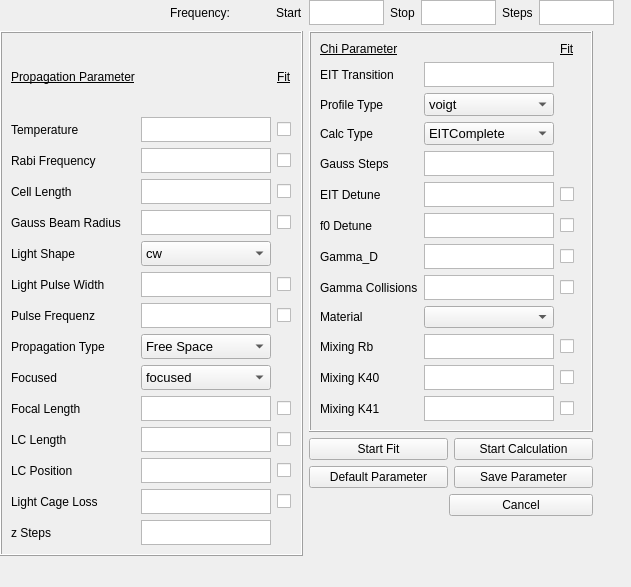
Above: spectralEIT/ui/Linux_configurationTab.ui from ritterdo/spectralEIT before the change. Below: the same form after it.
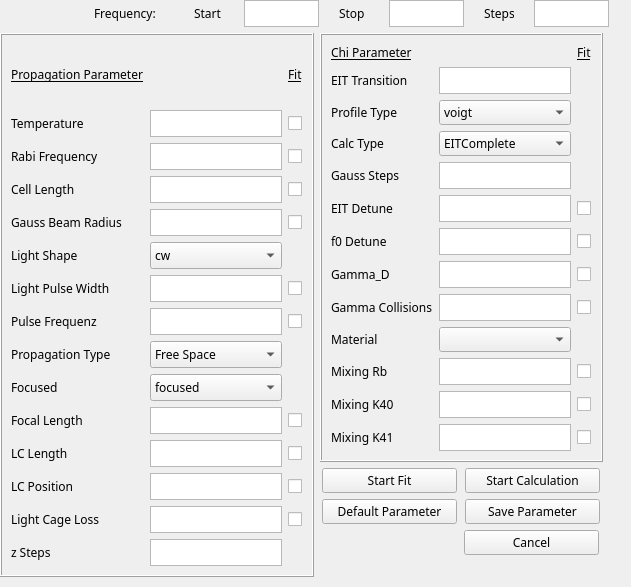
That is the form after the change.

Commit message: Optimize layout

The edit to the form file:
```diff
--- a/spectralEIT/ui/Linux_configurationTab.ui
+++ b/spectralEIT/ui/Linux_configurationTab.ui
@@ -21,10 +21,15 @@
     <rect>
      <x>0</x>
      <y>0</y>
-     <width>654</width>
+     <width>664</width>
      <height>600</height>
     </rect>
    </property>
+   <property name="font">
+    <font>
+     <pointsize>9</pointsize>
+    </font>
+   </property>
    <layout class="QVBoxLayout" name="verticalLayout">
     <item>
      <layout class="QHBoxLayout" name="horizontalLayout_4">
@@ -33,9 +38,12 @@
         <property name="orientation">
          <enum>Qt::Horizontal</enum>
         </property>
+        <property name="sizeType">
+         <enum>QSizePolicy::Fixed</enum>
+        </property>
         <property name="sizeHint" stdset="0">
          <size>
-          <width>40</width>
+          <width>80</width>
           <height>20</height>
          </size>
         </property>
@@ -49,33 +57,23 @@
           <verstretch>0</verstretch>
          </sizepolicy>
         </property>
+        <property name="maximumSize">
+         <size>
+          <width>80</width>
+          <height>27</height>
+         </size>
+        </property>
+        <property name="font">
+         <font>
+          <family>Noto Sans</family>
+          <pointsize>9</pointsize>
+         </font>
+        </property>
         <property name="text">
          <string>Frequency:</string>
         </property>
        </widget>
       </item>
-      <item>
-       <spacer name="horizontalSpacer_5">
-        <property name="sizePolicy">
-         <sizepolicy hsizetype="Minimum" vsizetype="Minimum">
-          <horstretch>0</horstretch>
-          <verstretch>0</verstretch>
-         </sizepolicy>
-        </property>
-        <property name="orientation">
-         <enum>Qt::Horizontal</enum>
-        </property>
-        <property name="sizeType">
-         <enum>QSizePolicy::Minimum</enum>
-        </property>
-        <property name="sizeHint" stdset="0">
-         <size>
-          <width>40</width>
-          <height>20</height>
-         </size>
-        </property>
-       </spacer>
-      </item>
       <item>
        <widget class="QLabel" name="label_par_freqStart">
         <property name="sizePolicy">
@@ -87,9 +85,15 @@
         <property name="maximumSize">
          <size>
           <width>30</width>
-          <height>16777215</height>
+          <height>27</height>
          </size>
         </property>
+        <property name="font">
+         <font>
+          <family>Noto Sans</family>
+          <pointsize>9</pointsize>
+         </font>
+        </property>
         <property name="text">
          <string>Start</string>
         </property>
@@ -106,12 +110,12 @@
         <property name="maximumSize">
          <size>
           <width>75</width>
-          <height>25</height>
+          <height>27</height>
          </size>
         </property>
         <property name="font">
          <font>
-          <family>Ubuntu</family>
+          <family>Noto Sans</family>
           <pointsize>9</pointsize>
          </font>
         </property>
@@ -130,10 +134,16 @@
         </property>
         <property name="maximumSize">
          <size>
-          <width>1677215</width>
-          <height>16777215</height>
+          <width>30</width>
+          <height>27</height>
          </size>
         </property>
+        <property name="font">
+         <font>
+          <family>Noto Sans</family>
+          <pointsize>9</pointsize>
+         </font>
+        </property>
         <property name="text">
          <string>Stop</string>
         </property>
@@ -150,12 +160,12 @@
         <property name="maximumSize">
          <size>
           <width>75</width>
-          <height>25</height>
+          <height>27</height>
          </size>
         </property>
         <property name="font">
          <font>
-          <family>Ubuntu</family>
+          <family>Noto Sans</family>
           <pointsize>9</pointsize>
          </font>
         </property>
@@ -174,10 +184,16 @@
         </property>
         <property name="maximumSize">
          <size>
-          <width>1677215</width>
-          <height>16777215</height>
+          <width>30</width>
+          <height>27</height>
          </size>
         </property>
+        <property name="font">
+         <font>
+          <family>Noto Sans</family>
+          <pointsize>9</pointsize>
+         </font>
+        </property>
         <property name="text">
          <string>Steps</string>
         </property>
@@ -194,12 +210,12 @@
         <property name="maximumSize">
          <size>
           <width>75</width>
-          <height>25</height>
+          <height>27</height>
          </size>
         </property>
         <property name="font">
          <font>
-          <family>Ubuntu</family>
+          <family>Noto Sans</family>
           <pointsize>9</pointsize>
          </font>
         </property>
@@ -214,7 +230,7 @@
          <enum>Qt::Horizontal</enum>
         </property>
         <property name="sizeType">
-         <enum>QSizePolicy::Minimum</enum>
+         <enum>QSizePolicy::Maximum</enum>
         </property>
         <property name="sizeHint" stdset="0">
          <size>
@@ -252,13 +268,13 @@
              </property>
              <property name="maximumSize">
               <size>
-               <width>130</width>
-               <height>25</height>
+               <width>132</width>
+               <height>27</height>
               </size>
              </property>
              <property name="font">
               <font>
-               <family>Ubuntu</family>
+               <family>Noto Sans</family>
                <pointsize>9</pointsize>
               </font>
              </property>
@@ -278,6 +294,12 @@
                <verstretch>0</verstretch>
               </sizepolicy>
              </property>
+             <property name="font">
+              <font>
+               <family>Noto Sans</family>
+               <pointsize>9</pointsize>
+              </font>
+             </property>
              <property name="cursor">
               <cursorShape>PointingHandCursor</cursorShape>
              </property>
@@ -329,6 +351,12 @@
                <verstretch>0</verstretch>
               </sizepolicy>
              </property>
+             <property name="font">
+              <font>
+               <family>Noto Sans</family>
+               <pointsize>9</pointsize>
+              </font>
+             </property>
              <property name="cursor">
               <cursorShape>PointingHandCursor</cursorShape>
              </property>
@@ -350,13 +378,13 @@
              </property>
              <property name="maximumSize">
               <size>
-               <width>130</width>
-               <height>25</height>
+               <width>132</width>
+               <height>27</height>
               </size>
              </property>
              <property name="font">
               <font>
-               <family>Ubuntu</family>
+               <family>Noto Sans</family>
                <pointsize>9</pointsize>
               </font>
              </property>
@@ -378,13 +406,13 @@
              </property>
              <property name="maximumSize">
               <size>
-               <width>130</width>
-               <height>25</height>
+               <width>132</width>
+               <height>27</height>
               </size>
              </property>
              <property name="font">
               <font>
-               <family>Ubuntu</family>
+               <family>Noto Sans</family>
                <pointsize>9</pointsize>
               </font>
              </property>
@@ -406,13 +434,13 @@
              </property>
              <property name="maximumSize">
               <size>
-               <width>130</width>
-               <height>25</height>
+               <width>132</width>
+               <height>27</height>
               </size>
              </property>
              <property name="font">
               <font>
-               <family>Ubuntu</family>
+               <family>Noto Sans</family>
                <pointsize>9</pointsize>
               </font>
              </property>
@@ -447,13 +475,13 @@
              </property>
              <property name="maximumSize">
               <size>
-               <width>130</width>
-               <height>25</height>
+               <width>132</width>
+               <height>27</height>
               </size>
              </property>
              <property name="font">
               <font>
-               <family>Ubuntu</family>
+               <family>Noto Sans</family>
                <pointsize>9</pointsize>
               </font>
              </property>
@@ -473,6 +501,12 @@
                <verstretch>0</verstretch>
               </sizepolicy>
              </property>
+             <property name="font">
+              <font>
+               <family>Noto Sans</family>
+               <pointsize>9</pointsize>
+              </font>
+             </property>
              <property name="cursor">
               <cursorShape>PointingHandCursor</cursorShape>
              </property>
@@ -510,13 +544,13 @@
              </property>
              <property name="maximumSize">
               <size>
-               <width>130</width>
-               <height>25</height>
+               <width>132</width>
+               <height>27</height>
               </size>
              </property>
              <property name="font">
               <font>
-               <family>Ubuntu</family>
+               <family>Noto Sans</family>
                <pointsize>9</pointsize>
               </font>
              </property>
@@ -536,6 +570,12 @@
                <verstretch>0</verstretch>
               </sizepolicy>
              </property>
+             <property name="font">
+              <font>
+               <family>Noto Sans</family>
+               <pointsize>9</pointsize>
+              </font>
+             </property>
              <property name="cursor">
               <cursorShape>PointingHandCursor</cursorShape>
              </property>
@@ -555,6 +595,12 @@
                <verstretch>0</verstretch>
               </sizepolicy>
              </property>
+             <property name="font">
+              <font>
+               <family>Noto Sans</family>
+               <pointsize>9</pointsize>
+              </font>
+             </property>
              <property name="cursor">
               <cursorShape>PointingHandCursor</cursorShape>
              </property>
@@ -590,6 +636,12 @@
                <verstretch>0</verstretch>
               </sizepolicy>
              </property>
+             <property name="font">
+              <font>
+               <family>Noto Sans</family>
+               <pointsize>9</pointsize>
+              </font>
+             </property>
              <property name="cursor">
               <cursorShape>PointingHandCursor</cursorShape>
              </property>
@@ -609,6 +661,12 @@
                <verstretch>0</verstretch>
               </sizepolicy>
              </property>
+             <property name="font">
+              <font>
+               <family>Noto Sans</family>
+               <pointsize>9</pointsize>
+              </font>
+             </property>
              <property name="cursor">
               <cursorShape>PointingHandCursor</cursorShape>
              </property>
@@ -646,13 +704,13 @@
              </property>
              <property name="maximumSize">
               <size>
-               <width>130</width>
-               <height>25</height>
+               <width>132</width>
+               <height>27</height>
               </size>
              </property>
              <property name="font">
               <font>
-               <family>Ubuntu</family>
+               <family>Noto Sans</family>
                <pointsize>9</pointsize>
               </font>
              </property>
@@ -665,13 +723,14 @@
             <widget class="QComboBox" name="comboBox_lightShape">
              <property name="maximumSize">
               <size>
-               <width>130</width>
-               <height>25</height>
+               <width>132</width>
+               <height>27</height>
               </size>
              </property>
              <property name="font">
               <font>
-               <pointsize>10</pointsize>
+               <family>Noto Sans</family>
+               <pointsize>9</pointsize>
               </font>
              </property>
              <item>
@@ -696,13 +755,13 @@
              </property>
              <property name="maximumSize">
               <size>
-               <width>130</width>
-               <height>25</height>
+               <width>132</width>
+               <height>27</height>
               </size>
              </property>
              <property name="font">
               <font>
-               <family>Ubuntu</family>
+               <family>Noto Sans</family>
                <pointsize>9</pointsize>
               </font>
              </property>
@@ -724,13 +783,13 @@
              </property>
              <property name="maximumSize">
               <size>
-               <width>130</width>
-               <height>25</height>
+               <width>132</width>
+               <height>27</height>
               </size>
              </property>
              <property name="font">
               <font>
-               <family>Ubuntu</family>
+               <family>Noto Sans</family>
                <pointsize>9</pointsize>
               </font>
              </property>
@@ -750,6 +809,12 @@
                <verstretch>0</verstretch>
               </sizepolicy>
              </property>
+             <property name="font">
+              <font>
+               <family>Noto Sans</family>
+               <pointsize>9</pointsize>
+              </font>
+             </property>
              <property name="cursor">
               <cursorShape>PointingHandCursor</cursorShape>
              </property>
@@ -769,6 +834,12 @@
                <verstretch>0</verstretch>
               </sizepolicy>
              </property>
+             <property name="font">
+              <font>
+               <family>Noto Sans</family>
+               <pointsize>9</pointsize>
+              </font>
+             </property>
              <property name="cursor">
               <cursorShape>PointingHandCursor</cursorShape>
              </property>
@@ -804,6 +875,12 @@
                <verstretch>0</verstretch>
               </sizepolicy>
              </property>
+             <property name="font">
+              <font>
+               <family>Noto Sans</family>
+               <pointsize>9</pointsize>
+              </font>
+             </property>
              <property name="cursor">
               <cursorShape>PointingHandCursor</cursorShape>
              </property>
@@ -825,13 +902,13 @@
              </property>
              <property name="maximumSize">
               <size>
-               <width>130</width>
-               <height>25</height>
+               <width>132</width>
+               <height>27</height>
               </size>
              </property>
              <property name="font">
               <font>
-               <family>Ubuntu</family>
+               <family>Noto Sans</family>
                <pointsize>9</pointsize>
               </font>
              </property>
@@ -853,13 +930,14 @@
              </property>
              <property name="maximumSize">
               <size>
-               <width>130</width>
-               <height>25</height>
+               <width>132</width>
+               <height>27</height>
               </size>
              </property>
              <property name="font">
               <font>
-               <pointsize>10</pointsize>
+               <family>Noto Sans</family>
+               <pointsize>9</pointsize>
               </font>
              </property>
              <item>
@@ -882,6 +960,12 @@
                <verstretch>0</verstretch>
               </sizepolicy>
              </property>
+             <property name="font">
+              <font>
+               <family>Noto Sans</family>
+               <pointsize>9</pointsize>
+              </font>
+             </property>
              <property name="cursor">
               <cursorShape>PointingHandCursor</cursorShape>
              </property>
@@ -917,6 +1001,12 @@
                <verstretch>0</verstretch>
               </sizepolicy>
              </property>
+             <property name="font">
+              <font>
+               <family>Noto Sans</family>
+               <pointsize>9</pointsize>
+              </font>
+             </property>
              <property name="cursor">
               <cursorShape>PointingHandCursor</cursorShape>
              </property>
@@ -936,6 +1026,12 @@
                <verstretch>0</verstretch>
               </sizepolicy>
              </property>
+             <property name="font">
+              <font>
+               <family>Noto Sans</family>
+               <pointsize>9</pointsize>
+              </font>
+             </property>
              <property name="cursor">
               <cursorShape>PointingHandCursor</cursorShape>
              </property>
@@ -957,13 +1053,14 @@
              </property>
              <property name="maximumSize">
               <size>
-               <width>130</width>
-               <height>25</height>
+               <width>132</width>
+               <height>27</height>
               </size>
              </property>
              <property name="font">
               <font>
-               <pointsize>10</pointsize>
+               <family>Noto Sans</family>
+               <pointsize>9</pointsize>
               </font>
              </property>
              <item>
@@ -1020,13 +1117,13 @@
              </property>
              <property name="maximumSize">
               <size>
-               <width>130</width>
-               <height>25</height>
+               <width>132</width>
+               <height>27</height>
               </size>
              </property>
              <property name="font">
               <font>
-               <family>Ubuntu</family>
+               <family>Noto Sans</family>
                <pointsize>9</pointsize>
               </font>
              </property>
@@ -1046,6 +1143,12 @@
                <verstretch>0</verstretch>
               </sizepolicy>
              </property>
+             <property name="font">
+              <font>
+               <family>Noto Sans</family>
+               <pointsize>9</pointsize>
+              </font>
+             </property>
              <property name="cursor">
               <cursorShape>PointingHandCursor</cursorShape>
              </property>
@@ -1067,6 +1170,8 @@
              </property>
              <property name="font">
               <font>
+               <family>Noto Sans</family>
+               <pointsize>9</pointsize>
                <underline>true</underline>
               </font>
              </property>
@@ -1085,6 +1190,8 @@
              </property>
              <property name="font">
               <font>
+               <family>Noto Sans</family>
+               <pointsize>9</pointsize>
                <underline>true</underline>
               </font>
              </property>
@@ -1130,13 +1237,13 @@
                </property>
                <property name="maximumSize">
                 <size>
-                 <width>130</width>
-                 <height>25</height>
+                 <width>132</width>
+                 <height>27</height>
                 </size>
                </property>
                <property name="font">
                 <font>
-                 <family>Ubuntu</family>
+                 <family>Noto Sans</family>
                  <pointsize>9</pointsize>
                 </font>
                </property>
@@ -1158,13 +1265,13 @@
                </property>
                <property name="maximumSize">
                 <size>
-                 <width>130</width>
-                 <height>25</height>
+                 <width>132</width>
+                 <height>27</height>
                 </size>
                </property>
                <property name="font">
                 <font>
-                 <family>Ubuntu</family>
+                 <family>Noto Sans</family>
                  <pointsize>9</pointsize>
                 </font>
                </property>
@@ -1184,6 +1291,12 @@
                  <verstretch>0</verstretch>
                 </sizepolicy>
                </property>
+               <property name="font">
+                <font>
+                 <family>Noto Sans</family>
+                 <pointsize>9</pointsize>
+                </font>
+               </property>
                <property name="cursor">
                 <cursorShape>PointingHandCursor</cursorShape>
                </property>
@@ -1205,13 +1318,13 @@
                </property>
                <property name="maximumSize">
                 <size>
-                 <width>130</width>
-                 <height>25</height>
+                 <width>132</width>
+                 <height>27</height>
                 </size>
                </property>
                <property name="font">
                 <font>
-                 <family>Ubuntu</family>
+                 <family>Noto Sans</family>
                  <pointsize>9</pointsize>
                 </font>
                </property>
@@ -1231,6 +1344,12 @@
                  <verstretch>0</verstretch>
                 </sizepolicy>
                </property>
+               <property name="font">
+                <font>
+                 <family>Noto Sans</family>
+                 <pointsize>9</pointsize>
+                </font>
+               </property>
                <property name="cursor">
                 <cursorShape>PointingHandCursor</cursorShape>
                </property>
@@ -1252,13 +1371,13 @@
                </property>
                <property name="maximumSize">
                 <size>
-                 <width>130</width>
-                 <height>25</height>
+                 <width>132</width>
+                 <height>27</height>
                 </size>
                </property>
                <property name="font">
                 <font>
-                 <family>Ubuntu</family>
+                 <family>Noto Sans</family>
                  <pointsize>9</pointsize>
                 </font>
                </property>
@@ -1272,6 +1391,12 @@
                  <verstretch>0</verstretch>
                 </sizepolicy>
                </property>
+               <property name="font">
+                <font>
+                 <family>Noto Sans</family>
+                 <pointsize>9</pointsize>
+                </font>
+               </property>
                <property name="cursor">
                 <cursorShape>PointingHandCursor</cursorShape>
                </property>
@@ -1293,13 +1418,14 @@
                </property>
                <property name="maximumSize">
                 <size>
-                 <width>130</width>
-                 <height>25</height>
+                 <width>132</width>
+                 <height>27</height>
                 </size>
                </property>
                <property name="font">
                 <font>
-                 <pointsize>10</pointsize>
+                 <family>Noto Sans</family>
+                 <pointsize>9</pointsize>
                 </font>
                </property>
                <item>
@@ -1344,13 +1470,13 @@
                </property>
                <property name="maximumSize">
                 <size>
-                 <width>130</width>
-                 <height>25</height>
+                 <width>132</width>
+                 <height>27</height>
                 </size>
                </property>
                <property name="font">
                 <font>
-                 <family>Ubuntu</family>
+                 <family>Noto Sans</family>
                  <pointsize>9</pointsize>
                 </font>
                </property>
@@ -1372,13 +1498,13 @@
                </property>
                <property name="maximumSize">
                 <size>
-                 <width>130</width>
-                 <height>25</height>
+                 <width>132</width>
+                 <height>27</height>
                 </size>
                </property>
                <property name="font">
                 <font>
-                 <family>Ubuntu</family>
+                 <family>Noto Sans</family>
                  <pointsize>9</pointsize>
                 </font>
                </property>
@@ -1416,13 +1542,13 @@
                </property>
                <property name="maximumSize">
                 <size>
-                 <width>130</width>
-                 <height>25</height>
+                 <width>132</width>
+                 <height>27</height>
                 </size>
                </property>
                <property name="font">
                 <font>
-                 <family>Ubuntu</family>
+                 <family>Noto Sans</family>
                  <pointsize>9</pointsize>
                 </font>
                </property>
@@ -1444,13 +1570,14 @@
                </property>
                <property name="maximumSize">
                 <size>
-                 <width>130</width>
-                 <height>25</height>
+                 <width>132</width>
+                 <height>27</height>
                 </size>
                </property>
                <property name="font">
                 <font>
-                 <pointsize>10</pointsize>
+                 <family>Noto Sans</family>
+                 <pointsize>9</pointsize>
                 </font>
                </property>
                <item>
@@ -1473,6 +1600,12 @@
                  <verstretch>0</verstretch>
                 </sizepolicy>
                </property>
+               <property name="font">
+                <font>
+                 <family>Noto Sans</family>
+                 <pointsize>9</pointsize>
+                </font>
+               </property>
                <property name="cursor">
                 <cursorShape>PointingHandCursor</cursorShape>
                </property>
@@ -1492,6 +1625,12 @@
                  <verstretch>0</verstretch>
                 </sizepolicy>
                </property>
+               <property name="font">
+                <font>
+                 <family>Noto Sans</family>
+                 <pointsize>9</pointsize>
+                </font>
+               </property>
                <property name="cursor">
                 <cursorShape>PointingHandCursor</cursorShape>
                </property>
@@ -1527,6 +1666,12 @@
                  <verstretch>0</verstretch>
                 </sizepolicy>
                </property>
+               <property name="font">
+                <font>
+                 <family>Noto Sans</family>
+                 <pointsize>9</pointsize>
+                </font>
+               </property>
                <property name="cursor">
                 <cursorShape>PointingHandCursor</cursorShape>
                </property>
@@ -1548,13 +1693,13 @@
                </property>
                <property name="maximumSize">
                 <size>
-                 <width>130</width>
-                 <height>25</height>
+                 <width>132</width>
+                 <height>27</height>
                 </size>
                </property>
                <property name="font">
                 <font>
-                 <family>Ubuntu</family>
+                 <family>Noto Sans</family>
                  <pointsize>9</pointsize>
                 </font>
                </property>
@@ -1574,6 +1719,12 @@
                  <verstretch>0</verstretch>
                 </sizepolicy>
                </property>
+               <property name="font">
+                <font>
+                 <family>Noto Sans</family>
+                 <pointsize>9</pointsize>
+                </font>
+               </property>
                <property name="cursor">
                 <cursorShape>PointingHandCursor</cursorShape>
                </property>
@@ -1609,6 +1760,12 @@
                  <verstretch>0</verstretch>
                 </sizepolicy>
                </property>
+               <property name="font">
+                <font>
+                 <family>Noto Sans</family>
+                 <pointsize>9</pointsize>
+                </font>
+               </property>
                <property name="cursor">
                 <cursorShape>PointingHandCursor</cursorShape>
                </property>
@@ -1628,6 +1785,12 @@
                  <verstretch>0</verstretch>
                 </sizepolicy>
                </property>
+               <property name="font">
+                <font>
+                 <family>Noto Sans</family>
+                 <pointsize>9</pointsize>
+                </font>
+               </property>
                <property name="cursor">
                 <cursorShape>PointingHandCursor</cursorShape>
                </property>
@@ -1663,6 +1826,12 @@
                  <verstretch>0</verstretch>
                 </sizepolicy>
                </property>
+               <property name="font">
+                <font>
+                 <family>Noto Sans</family>
+                 <pointsize>9</pointsize>
+                </font>
+               </property>
                <property name="cursor">
                 <cursorShape>PointingHandCursor</cursorShape>
                </property>
@@ -1700,13 +1869,13 @@
                </property>
                <property name="maximumSize">
                 <size>
-                 <width>130</width>
-                 <height>25</height>
+                 <width>132</width>
+                 <height>27</height>
                 </size>
                </property>
                <property name="font">
                 <font>
-                 <family>Ubuntu</family>
+                 <family>Noto Sans</family>
                  <pointsize>9</pointsize>
                 </font>
                </property>
@@ -1742,6 +1911,12 @@
                  <verstretch>0</verstretch>
                 </sizepolicy>
                </property>
+               <property name="font">
+                <font>
+                 <family>Noto Sans</family>
+                 <pointsize>9</pointsize>
+                </font>
+               </property>
                <property name="cursor">
                 <cursorShape>PointingHandCursor</cursorShape>
                </property>
@@ -1763,13 +1938,13 @@
                </property>
                <property name="maximumSize">
                 <size>
-                 <width>130</width>
-                 <height>25</height>
+                 <width>132</width>
+                 <height>27</height>
                 </size>
                </property>
                <property name="font">
                 <font>
-                 <family>Ubuntu</family>
+                 <family>Noto Sans</family>
                  <pointsize>9</pointsize>
                 </font>
                </property>
@@ -1805,6 +1980,12 @@
                  <verstretch>0</verstretch>
                 </sizepolicy>
                </property>
+               <property name="font">
+                <font>
+                 <family>Noto Sans</family>
+                 <pointsize>9</pointsize>
+                </font>
+               </property>
                <property name="cursor">
                 <cursorShape>PointingHandCursor</cursorShape>
                </property>
@@ -1820,6 +2001,8 @@
               <widget class="QLabel" name="label_chibox">
                <property name="font">
                 <font>
+                 <family>Noto Sans</family>
+                 <pointsize>9</pointsize>
                  <underline>true</underline>
                 </font>
                </property>
@@ -1838,6 +2021,8 @@
                </property>
                <property name="font">
                 <font>
+                 <family>Noto Sans</family>
+                 <pointsize>9</pointsize>
                  <underline>true</underline>
                 </font>
                </property>
@@ -1866,10 +2051,16 @@
             </property>
             <property name="maximumSize">
              <size>
-              <width>16777215</width>
-              <height>23</height>
+              <width>135</width>
+              <height>25</height>
              </size>
             </property>
+            <property name="font">
+             <font>
+              <family>Noto Sans</family>
+              <pointsize>9</pointsize>
+             </font>
+            </property>
             <property name="cursor">
              <cursorShape>PointingHandCursor</cursorShape>
             </property>
@@ -1891,10 +2082,16 @@
             </property>
             <property name="maximumSize">
              <size>
-              <width>16777215</width>
-              <height>23</height>
+              <width>135</width>
+              <height>25</height>
              </size>
             </property>
+            <property name="font">
+             <font>
+              <family>Noto Sans</family>
+              <pointsize>9</pointsize>
+             </font>
+            </property>
             <property name="cursor">
              <cursorShape>PointingHandCursor</cursorShape>
             </property>
@@ -1912,6 +2109,18 @@
          <layout class="QHBoxLayout" name="horizontalLayout_7">
           <item>
            <widget class="QPushButton" name="pushButton_default_parameters">
+            <property name="maximumSize">
+             <size>
+              <width>135</width>
+              <height>25</height>
+             </size>
+            </property>
+            <property name="font">
+             <font>
+              <family>Noto Sans</family>
+              <pointsize>9</pointsize>
+             </font>
+            </property>
             <property name="text">
              <string>Default Parameter</string>
             </property>
@@ -1919,6 +2128,18 @@
           </item>
           <item>
            <widget class="QPushButton" name="pushButton_saveParameters">
+            <property name="maximumSize">
+             <size>
+              <width>135</width>
+              <height>25</height>
+             </size>
+            </property>
+            <property name="font">
+             <font>
+              <family>Noto Sans</family>
+              <pointsize>9</pointsize>
+             </font>
+            </property>
             <property name="text">
              <string>Save Parameter</string>
             </property>
@@ -1948,10 +2169,22 @@
            <widget class="QPushButton" name="pushButton_cancel">
             <property name="minimumSize">
              <size>
-              <width>144</width>
+              <width>0</width>
               <height>0</height>
              </size>
             </property>
+            <property name="maximumSize">
+             <size>
+              <width>135</width>
+              <height>25</height>
+             </size>
+            </property>
+            <property name="font">
+             <font>
+              <family>Noto Sans</family>
+              <pointsize>9</pointsize>
+             </font>
+            </property>
             <property name="text">
              <string>Cancel</string>
             </property>
```
The commit also changes 3 other files.
